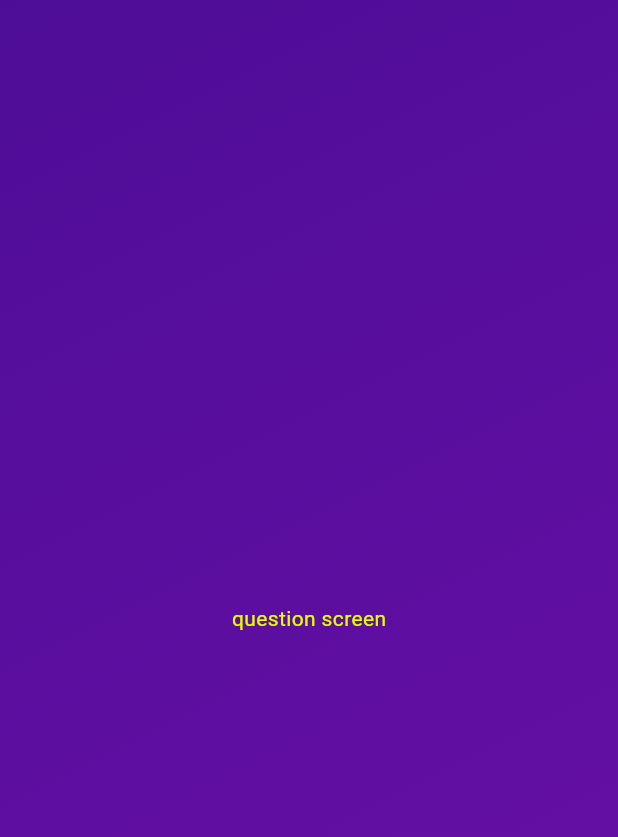
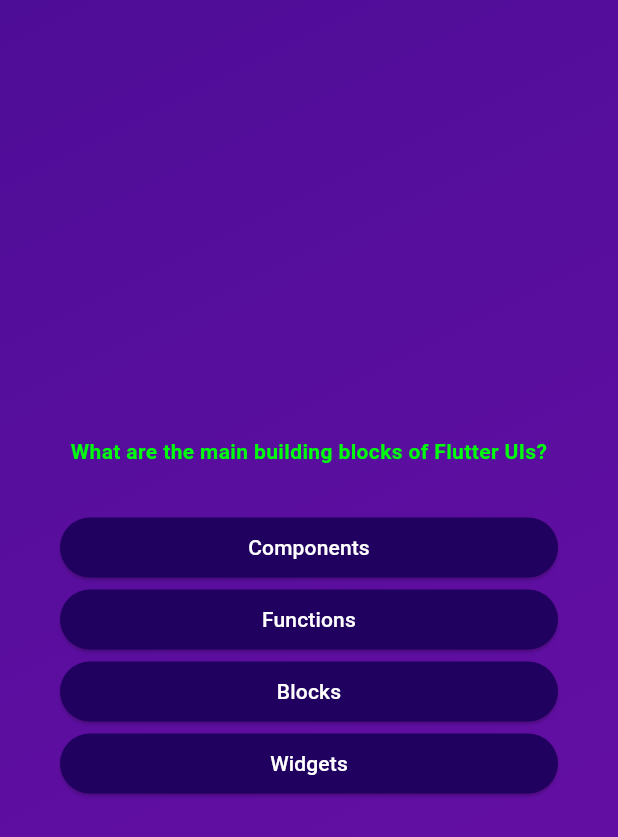
Before and after one commit to sristy0807/quizapp, a Flutter app: the screen it shows after launch, after a tap on "lets start", on a phone screen of 412 x 824 dp. Shown: the top 837 px of the screen. Run offline on Flutter 3.47's test engine with Material 3 defaults, Android fonts, the phone set to English and light mode, and no system bars; our stand-ins replace google_fonts.

Commit message:
basic question answers showing repeteadly when list ends

```diff
--- /dev/null
+++ b/lib/answer_button.dart
@@ -0,0 +1,31 @@
+import 'package:flutter/material.dart';
+
+class AnswerButton extends StatelessWidget {
+  const AnswerButton({
+    super.key,
+    required this.answerText,
+    required this.onTap
+  });
+
+  final String answerText;
+  final void Function() onTap;
+
+  @override
+  Widget build(BuildContext context) {
+    return ElevatedButton(
+      onPressed: onTap,
+      style: ElevatedButton.styleFrom(
+        padding: const EdgeInsets.symmetric(
+          vertical: 10,
+          horizontal: 40,
+        ),
+        backgroundColor: const Color.fromARGB(255, 33, 1, 95),
+        foregroundColor: Colors.white,
+        shape: RoundedRectangleBorder(
+          borderRadius: BorderRadius.circular(40),
+        ),
+      ),
+      child: Text(answerText, textAlign: TextAlign.center,),
+      );
+  }
+}
--- /dev/null
+++ b/lib/data/questions.dart
@@ -0,0 +1,55 @@
+import 'package:quizapp/model/quiz_question.dart';
+
+const questions = [
+  QuizQuestion(
+    'What are the main building blocks of Flutter UIs?',
+    [
+      'Widgets',
+      'Components',
+      'Blocks',
+      'Functions',
+    ],
+  ),
+  QuizQuestion('How are Flutter UIs built?', [
+    'By combining widgets in code',
+    'By combining widgets in a visual editor',
+    'By defining widgets in config files',
+    'By using XCode for iOS and Android Studio for Android',
+  ]),
+  QuizQuestion(
+    'What\'s the purpose of a StatefulWidget?',
+    [
+      'Update UI as data changes',
+      'Update data as UI changes',
+      'Ignore data changes',
+      'Render UI that does not depend on data',
+    ],
+  ),
+  QuizQuestion(
+    'Which widget should you try to use more often: StatelessWidget or StatefulWidget?',
+    [
+      'StatelessWidget',
+      'StatefulWidget',
+      'Both are equally good',
+      'None of the above',
+    ],
+  ),
+  QuizQuestion(
+    'What happens if you change data in a StatelessWidget?',
+    [
+      'The UI is not updated',
+      'The UI is updated',
+      'The closest StatefulWidget is updated',
+      'Any nested StatefulWidgets are updated',
+    ],
+  ),
+  QuizQuestion(
+    'How should you update data inside of StatefulWidgets?',
+    [
+      'By calling setState()',
+      'By calling updateData()',
+      'By calling updateUI()',
+      'By calling updateState()',
+    ],
+  ),
+];
--- /dev/null
+++ b/lib/model/quiz_question.dart
@@ -0,0 +1,13 @@
+class QuizQuestion{
+
+  const QuizQuestion(this.text, this.answers);
+
+  final String text;
+  final List<String> answers;
+
+  List<String> getShuffledAnswers(){
+    final shuffledList = List.of(answers);
+    shuffledList.shuffle();
+    return shuffledList;
+  }
+}
--- a/lib/question_screen.dart
+++ b/lib/question_screen.dart
@@ -1,26 +1,65 @@
+
 import 'package:flutter/material.dart';
+import 'package:flutter/widgets.dart';
+import 'package:quizapp/answer_button.dart';
+import 'package:quizapp/data/questions.dart';
+import 'package:google_fonts/google_fonts.dart';
 
-class QuestionScreen extends StatefulWidget{
+class QuestionScreen extends StatefulWidget {
   const QuestionScreen({super.key});
 
   @override
   State<QuestionScreen> createState() {
     return _QuestionScreenState();
   }
-
 }
 
+class _QuestionScreenState extends State<QuestionScreen> {
 
-class _QuestionScreenState extends State<QuestionScreen>{
+  var currenQuestionIndex = 0;
+
+  void answerQuestion(){
+    var maxIndex = questions.length-1;
+    setState(() {
+      if(currenQuestionIndex<maxIndex){
+        currenQuestionIndex++;
+      }else{
+        currenQuestionIndex=0;
+      }
+    });
+
+
+  }
+
   @override
-  Widget build(BuildContext context) {
-    return const Center(
-      child: Text('question screen',
-        style: TextStyle(
-          color: Color.fromARGB(255, 229, 255, 0),
+  Widget build(context) {
+    final currentQuestion = questions[currenQuestionIndex];
+
+    return SizedBox(
+      width: double.infinity,
+      child: Container(
+        margin: const EdgeInsets.all(40),
+        child: Column(
+          mainAxisAlignment: MainAxisAlignment.center,
+          crossAxisAlignment: CrossAxisAlignment.stretch,
+          children: [
+            Text(
+              currentQuestion.text,
+              style: GoogleFonts.aBeeZee(
+                color:const Color.fromARGB(255, 0, 255, 13),
+                fontWeight:FontWeight.bold
+              ),
+              textAlign: TextAlign.center,
+            ),
+            const SizedBox(
+              height: 30,
+            ),
+            ...currentQuestion.getShuffledAnswers().map((item) {
+              return AnswerButton(answerText: item, onTap: answerQuestion);
+            }),
+          ],
         ),
       ),
     );
   }
-
 }
--- a/lib/quiz.dart
+++ b/lib/quiz.dart
@@ -2,35 +2,27 @@ import 'package:flutter/material.dart';
 import 'package:quizapp/question_screen.dart';
 import 'package:quizapp/start_screen.dart';
 
-
-class Quiz extends StatefulWidget{
+class Quiz extends StatefulWidget {
   const Quiz({super.key});
 
   @override
   State<StatefulWidget> createState() {
     return _QuizState();
   }
-
 }
 
+class _QuizState extends State<Quiz> {
+  var activeScreen = 'start-screen';
 
-class _QuizState extends State<Quiz>{
-  Widget? activeScreen;
-
-  @override
-  void initState() {
-    activeScreen = StartScreen(switchScreen);
-    super.initState();
-  }
-  void switchScreen(){
+  void switchScreen() {
     setState(() {
-      activeScreen = const QuestionScreen();
+      activeScreen = 'question-screen';
     });
   }
 
   @override
   Widget build(context) {
-    return  MaterialApp(
+    return MaterialApp(
       home: Scaffold(
         body: Container(
           decoration: const BoxDecoration(
@@ -41,13 +33,13 @@ class _QuizState extends State<Quiz>{
               ],
               begin: Alignment.topLeft,
               end: Alignment.bottomRight,
-              ),
             ),
-           child: activeScreen,
           ),
+          child: activeScreen == 'start-screen'
+              ? StartScreen(switchScreen)
+              : const QuestionScreen(),
+        ),
       ),
     );
-
   }
-
 }
--- a/pubspec.yaml
+++ b/pubspec.yaml
@@ -35,6 +35,7 @@ dependencies:
   # The following adds the Cupertino Icons font to your application.
   # Use with the CupertinoIcons class for iOS style icons.
   cupertino_icons: ^1.0.6
+  google_fonts: ^6.2.0
 
 dev_dependencies:
   flutter_test:
```
Also changed, not shown: pubspec.lock, 1 other file.
